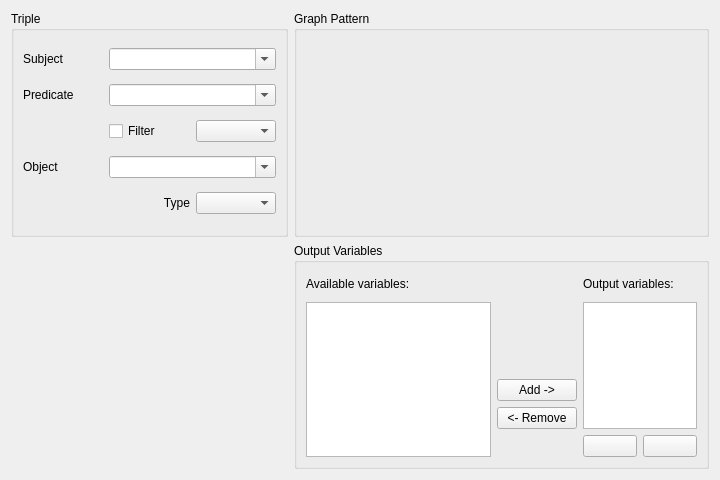
Before: the Qt Designer form vqbinstancesselect.ui in sarslanhan/vqb, drawn with Qt 5.
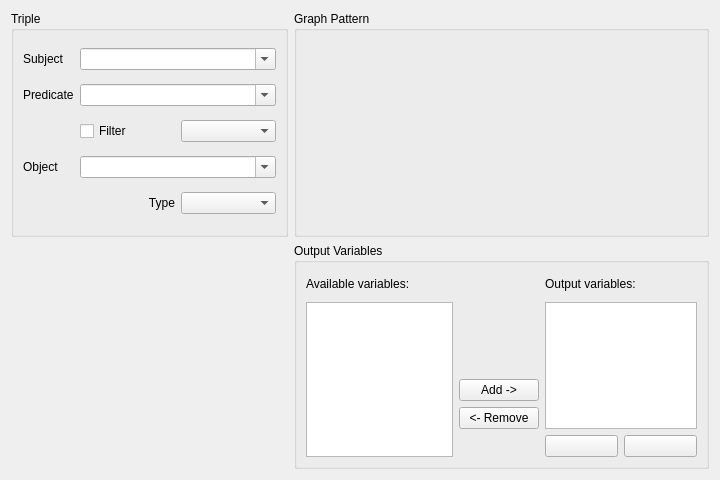
After: the same form once the commit is applied. Custom widgets are drawn as their Qt base class.

The edit to the form file:
```diff
--- a/vqbinstancesselect.ui
+++ b/vqbinstancesselect.ui
@@ -36,6 +36,12 @@
      <layout class="QGridLayout" name="gridLayout_2">
       <item row="0" column="0">
        <widget class="QLabel" name="labelS">
+        <property name="sizePolicy">
+         <sizepolicy hsizetype="Preferred" vsizetype="Preferred">
+          <horstretch>1</horstretch>
+          <verstretch>0</verstretch>
+         </sizepolicy>
+        </property>
         <property name="layoutDirection">
          <enum>Qt::RightToLeft</enum>
         </property>
@@ -47,16 +53,6 @@
         </property>
        </widget>
       </item>
-      <item row="0" column="1" colspan="2">
-       <widget class="KComboBox" name="cbSubject">
-        <property name="statusTip">
-         <string>Subject Field</string>
-        </property>
-        <property name="editable">
-         <bool>true</bool>
-        </property>
-       </widget>
-      </item>
       <item row="1" column="0">
        <widget class="QLabel" name="labelP">
         <property name="layoutDirection">
@@ -147,6 +143,22 @@
         </property>
        </widget>
       </item>
+      <item row="0" column="1" colspan="2">
+       <widget class="KComboBox" name="cbSubject">
+        <property name="sizePolicy">
+         <sizepolicy hsizetype="Preferred" vsizetype="Fixed">
+          <horstretch>2</horstretch>
+          <verstretch>0</verstretch>
+         </sizepolicy>
+        </property>
+        <property name="statusTip">
+         <string>Subject Field</string>
+        </property>
+        <property name="editable">
+         <bool>true</bool>
+        </property>
+       </widget>
+      </item>
      </layout>
     </widget>
    </item>
@@ -262,7 +274,7 @@
        <widget class="QListWidget" name="listOutputs">
         <property name="sizePolicy">
          <sizepolicy hsizetype="Preferred" vsizetype="Preferred">
-          <horstretch>0</horstretch>
+          <horstretch>1</horstretch>
           <verstretch>3</verstretch>
          </sizepolicy>
         </property>
@@ -283,7 +295,7 @@
        <widget class="QListWidget" name="listVars">
         <property name="sizePolicy">
          <sizepolicy hsizetype="Preferred" vsizetype="Preferred">
-          <horstretch>0</horstretch>
+          <horstretch>2</horstretch>
           <verstretch>3</verstretch>
          </sizepolicy>
         </property>
@@ -297,6 +309,12 @@
       </item>
       <item row="2" column="1">
        <widget class="KPushButton" name="buttonAddToOutput">
+        <property name="sizePolicy">
+         <sizepolicy hsizetype="Minimum" vsizetype="Fixed">
+          <horstretch>1</horstretch>
+          <verstretch>0</verstretch>
+         </sizepolicy>
+        </property>
         <property name="font">
          <font>
           <pointsize>9</pointsize>
```
